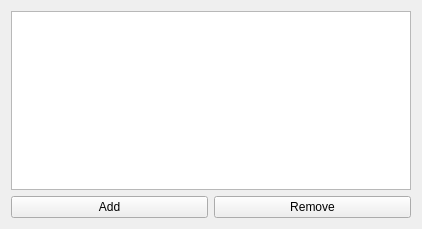
Qt form gui/CustomWidgets/SelectionWidgets/customTableWidget.ui (dsgoficial/DsgTools) before a commit.
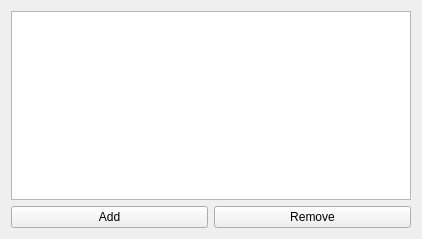
The same form after that commit. Icons and pictures are not drawn.

Commit message: selection widgets fixes

What changed in the file:
```diff
--- a/gui/CustomWidgets/SelectionWidgets/customTableWidget.ui
+++ b/gui/CustomWidgets/SelectionWidgets/customTableWidget.ui
@@ -7,7 +7,7 @@
     <x>0</x>
     <y>0</y>
     <width>422</width>
-    <height>229</height>
+    <height>239</height>
    </rect>
   </property>
   <property name="sizePolicy">
```
Left out of the diff: 6 changed lines with no effect on the pictures. The commit also changes 4 other files.
